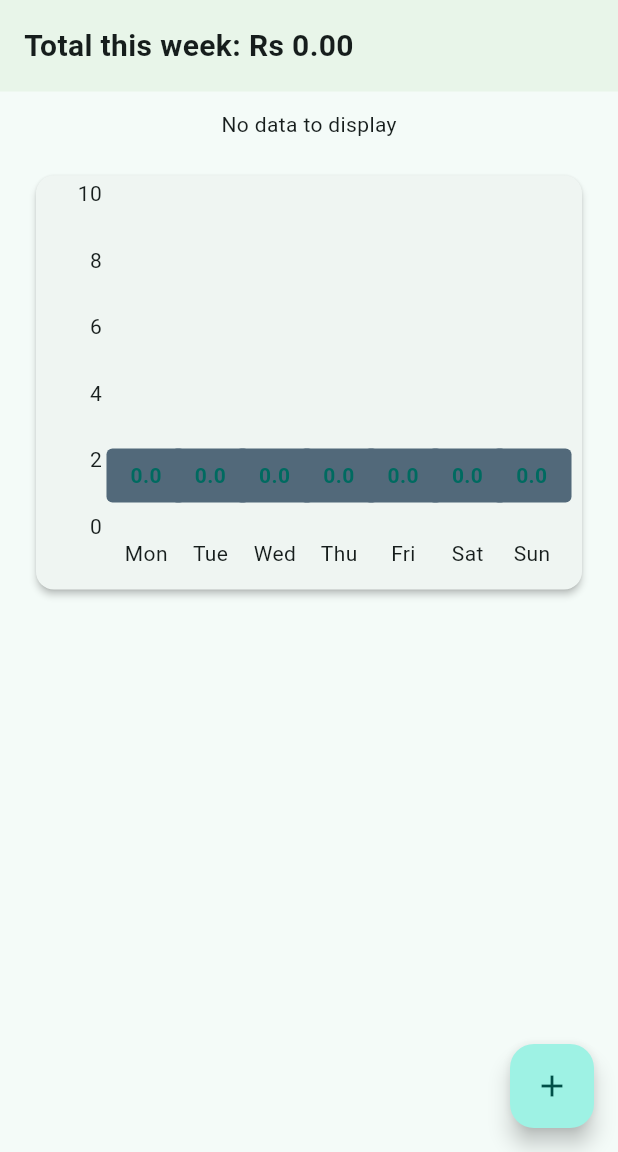
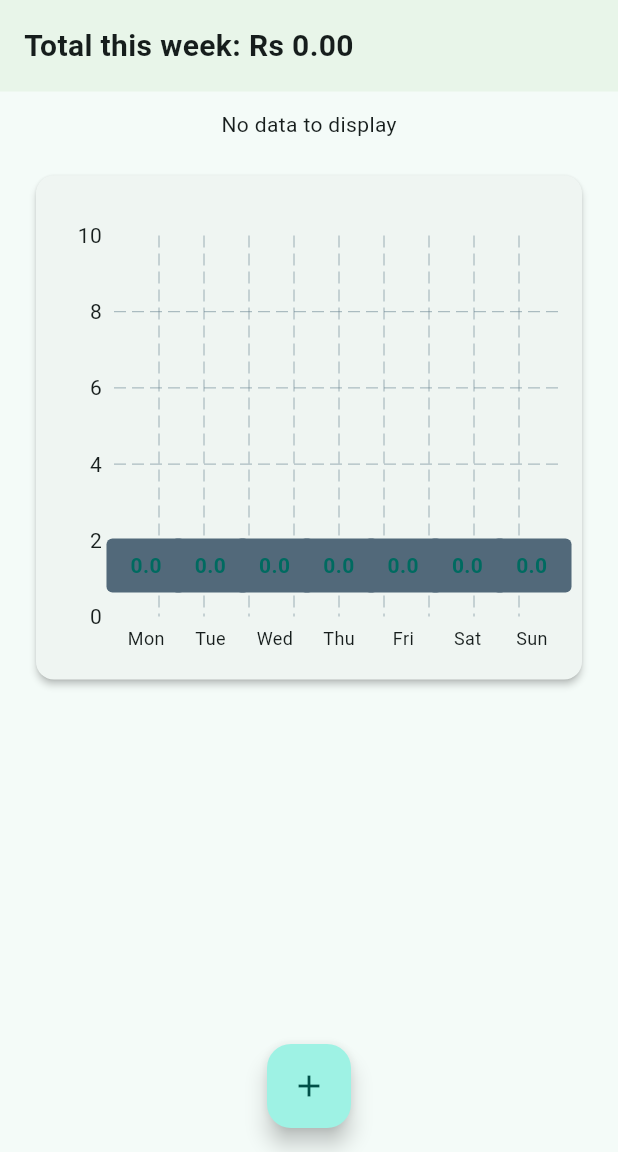
Before and after one commit to Kalana-S/Expense-Tracker-App, a Flutter app: the screen it shows after launch, on a phone screen of 412 x 824 dp, the part 84-1236 px from its top. Run offline on Flutter 3.47's test engine with Material 3 defaults, Android fonts, the phone set to English and light mode, and no system bars; drawn by our look-alikes of fl_chart; our stand-ins replace hive, hive_flutter; accounts and stored records are empty.

Commit message:
Updated code

```diff
--- a/lib/main.dart
+++ b/lib/main.dart
@@ -1,23 +1,15 @@
 import 'package:flutter/material.dart';
 import 'package:hive_flutter/hive_flutter.dart';
-
 import 'models/expense_model.dart';
 import 'screens/home_screen.dart';
 import 'screens/add_expense_screen.dart';
+import 'screens/edit_expense_screen.dart';
 
 void main() async {
-  // Ensure Flutter binding
   WidgetsFlutterBinding.ensureInitialized();
-
-  // Initialize Hive
   await Hive.initFlutter();
-
-  // Register the Expense adapter
   Hive.registerAdapter(ExpenseAdapter());
-
-  // Open the expenses box
   await Hive.openBox<Expense>('expenses');
-
   runApp(const MyApp());
 }
 
@@ -37,6 +29,7 @@ class MyApp extends StatelessWidget {
       routes: {
         '/': (context) => const HomeScreen(),
         '/add-expense': (context) => const AddExpenseScreen(),
+        '/edit-expense': (context) => const EditExpenseScreen(),
       },
     );
   }
--- a/lib/models/expense_model.dart
+++ b/lib/models/expense_model.dart
@@ -28,6 +28,21 @@ class Expense {
     required this.category,
   });
 
-  // convenience getter to get weekday name (e.g. "Monday")
   String get weekday => DateFormat('EEEE').format(date);
+
+  Expense copyWith({
+    String? id,
+    String? title,
+    double? amount,
+    DateTime? date,
+    String? category,
+  }) {
+    return Expense(
+      id: id ?? this.id,
+      title: title ?? this.title,
+      amount: amount ?? this.amount,
+      date: date ?? this.date,
+      category: category ?? this.category,
+    );
+  }
 }
--- a/lib/widgets/expenses_bar_chart.dart
+++ b/lib/widgets/expenses_bar_chart.dart
@@ -13,7 +13,6 @@ class ExpensesBarChart extends StatelessWidget {
       return const Center(child: Text("No expenses to show"));
     }
 
-    // Group expenses by category
     final Map<String, double> categoryTotals = {};
 
     for (var expense in expenses) {
--- a/lib/widgets/expenses_daily_bar_chart.dart
+++ b/lib/widgets/expenses_daily_bar_chart.dart
@@ -7,7 +7,6 @@ class ExpensesDailyBarChart extends StatelessWidget {
   final List<Expense> expenses;
   const ExpensesDailyBarChart({super.key, required this.expenses});
 
-  // ordered weekday list starting with Monday
   static const List<String> weekdays = [
     'Monday',
     'Tuesday',
@@ -18,7 +17,6 @@ class ExpensesDailyBarChart extends StatelessWidget {
     'Sunday',
   ];
 
-  // group expenses by weekday (Monday..Sunday)
   Map<String, List<Expense>> _groupByWeekday() {
     final map = {for (var d in weekdays) d: <Expense>[]};
     for (var e in expenses) {
@@ -32,7 +30,6 @@ class ExpensesDailyBarChart extends StatelessWidget {
     return map;
   }
 
-  // get totals list in same order as weekdays
   List<double> _dailyTotals(Map<String, List<Expense>> grouped) {
     return weekdays.map((d) {
       final list = grouped[d] ?? [];
@@ -40,7 +37,6 @@ class ExpensesDailyBarChart extends StatelessWidget {
     }).toList();
   }
 
-  // helper to show bottom sheet with day details
   void _showDayDetails(BuildContext context, String day, List<Expense> list) {
     showModalBottomSheet(
       context: context,
@@ -87,31 +83,59 @@ class ExpensesDailyBarChart extends StatelessWidget {
   Widget build(BuildContext context) {
     final grouped = _groupByWeekday();
     final totals = _dailyTotals(grouped);
-    final maxY = (totals.isEmpty)
+
+    final maxY = totals.isEmpty
         ? 100.0
-        : (totals.reduce((a, b) => a > b ? a : b) * 1.2).clamp(
+        : (totals.reduce((a, b) => a > b ? a : b) * 1.4).clamp(
             10.0,
             double.infinity,
           );
 
+    List<Widget> _buildValueLabels() {
+      return List.generate(7, (i) {
+        final value = totals[i];
+        final text = value == 0 ? '' : value.toStringAsFixed(0);
+        return Expanded(
+          child: Center(
+            child: Text(
+              text,
+              style: const TextStyle(
+                fontSize: 12,
+                fontWeight: FontWeight.bold,
+                color: Colors.black87,
+              ),
+            ),
+          ),
+        );
+      });
+    }
+
     return SizedBox(
-      height: 300,
+      height: 360,
       child: Padding(
         padding: const EdgeInsets.symmetric(horizontal: 12.0, vertical: 8.0),
         child: Card(
           elevation: 2,
           child: Padding(
             padding: const EdgeInsets.all(12.0),
+            child: Column(
+              children: [
+                SizedBox(height: 20, child: Row(children: _buildValueLabels())),
+                const SizedBox(height: 8),
+
+                Expanded(
                   child: BarChart(
                     BarChartData(
+                      maxY: maxY,
                       alignment: BarChartAlignment.spaceAround,
-                maxY: maxY,
                       barTouchData: BarTouchData(
                         enabled: true,
                         touchCallback: (event, response) {
                           if (response == null || response.spot == null) return;
-                    final groupIndex = response.spot!.touchedBarGroupIndex;
-                    if (groupIndex < 0 || groupIndex >= weekdays.length) return;
+                          final groupIndex =
+                              response.spot!.touchedBarGroupIndex;
+                          if (groupIndex < 0 || groupIndex >= weekdays.length)
+                            return;
                           final day = weekdays[groupIndex];
                           final list = grouped[day] ?? [];
                           _showDayDetails(context, day, list);
@@ -119,25 +143,36 @@ class ExpensesDailyBarChart extends StatelessWidget {
                       ),
                       titlesData: FlTitlesData(
                         leftTitles: AxisTitles(
-                    sideTitles: SideTitles(showTitles: true, reservedSize: 40),
+                          sideTitles: SideTitles(
+                            showTitles: true,
+                            reservedSize: 40,
+                          ),
                         ),
                         bottomTitles: AxisTitles(
                           sideTitles: SideTitles(
                             showTitles: true,
+                            reservedSize: 30,
                             getTitlesWidget: (value, meta) {
                               final idx = value.toInt();
                               if (idx < 0 || idx >= weekdays.length)
                                 return const SizedBox.shrink();
-                        final short = weekdays[idx].substring(
-                          0,
-                          3,
-                        ); // Mon, Tue...
-                        return SideTitleWidget(
-                          child: Text(short),
-                          axisSide: meta.axisSide,
+                              const short = [
+                                "Mon",
+                                "Tue",
+                                "Wed",
+                                "Thu",
+                                "Fri",
+                                "Sat",
+                                "Sun",
+                              ];
+                              return Padding(
+                                padding: const EdgeInsets.only(top: 6.0),
+                                child: Text(
+                                  short[idx],
+                                  style: const TextStyle(fontSize: 12),
+                                ),
                               );
                             },
-                      reservedSize: 30,
                           ),
                         ),
                         topTitles: AxisTitles(
@@ -147,16 +182,17 @@ class ExpensesDailyBarChart extends StatelessWidget {
                           sideTitles: SideTitles(showTitles: false),
                         ),
                       ),
-                gridData: FlGridData(show: false),
+                      gridData: FlGridData(show: true),
                       borderData: FlBorderData(show: false),
-                barGroups: List.generate(weekdays.length, (i) {
+                      barGroups: List.generate(7, (index) {
+                        final value = totals[index];
                         return BarChartGroupData(
-                    x: i,
+                          x: index,
                           barRods: [
                             BarChartRodData(
-                        toY: totals[i],
-                        width: 18,
-                        borderRadius: BorderRadius.circular(4),
+                              toY: value,
+                              width: 20,
+                              borderRadius: BorderRadius.circular(6),
                               color: Theme.of(context).colorScheme.primary,
                             ),
                           ],
@@ -166,6 +202,9 @@ class ExpensesDailyBarChart extends StatelessWidget {
                     ),
                   ),
                 ),
+              ],
+            ),
+          ),
         ),
       ),
     );
--- a/lib/widgets/expenses_pie_chart.dart
+++ b/lib/widgets/expenses_pie_chart.dart
@@ -13,12 +13,9 @@ class ExpensesPieChart extends StatelessWidget {
       return const Center(child: Text("No data to display"));
     }
 
-    // Calculate total spending
     final total = expenses.fold(0.0, (sum, e) => sum + e.amount);
 
-    // Group by category
     final Map<String, double> categoryTotals = {};
-
     for (var expense in expenses) {
       categoryTotals.update(
         expense.category,
@@ -27,21 +24,38 @@ class ExpensesPieChart extends StatelessWidget {
       );
     }
 
-    return SizedBox(
-      height: 250,
+    final colors = [
+      Colors.blue,
+      Colors.red,
+      Colors.green,
+      Colors.orange,
+      Colors.purple,
+      Colors.teal,
+    ];
+
+    int colorIndex = 0;
+
+    return Column(
+      children: [
+        SizedBox(
+          height: 260,
           child: PieChart(
             PieChartData(
-          sectionsSpace: 2,
-          centerSpaceRadius: 45,
+              sectionsSpace: 3,
+              centerSpaceRadius: 40,
               sections: categoryTotals.entries.map((entry) {
                 final percentage = (entry.value / total) * 100;
 
+                final color = colors[colorIndex % colors.length];
+                colorIndex++;
+
                 return PieChartSectionData(
+                  color: color,
                   value: entry.value,
-              title: "${percentage.toStringAsFixed(1)}%",
                   radius: 60,
+                  title: "${entry.key}\n${percentage.toStringAsFixed(1)}%",
                   titleStyle: const TextStyle(
-                fontSize: 14,
+                    fontSize: 13,
                     fontWeight: FontWeight.bold,
                     color: Colors.white,
                   ),
@@ -49,6 +63,29 @@ class ExpensesPieChart extends StatelessWidget {
               }).toList(),
             ),
           ),
+        ),
+
+        const SizedBox(height: 10),
+
+        Wrap(
+          spacing: 12,
+          runSpacing: 6,
+          children: categoryTotals.entries.map((entry) {
+            final color =
+                colors[categoryTotals.keys.toList().indexOf(entry.key) %
+                    colors.length];
+
+            return Row(
+              mainAxisSize: MainAxisSize.min,
+              children: [
+                Container(width: 14, height: 14, color: color),
+                const SizedBox(width: 6),
+                Text(entry.key),
+              ],
+            );
+          }).toList(),
+        ),
+      ],
     );
   }
 }
```
Also changed, not shown: lib/db/expense_db.dart (+10 -7 lines), lib/screens/add_expense_screen.dart (+9 -5 lines), lib/screens/edit_expense_screen.dart (added, +97 -0 lines), lib/screens/home_screen.dart (+55 -6 lines), lib/models/expense_model.g.dart, lib/widgets/expense_tile.dart (deleted), 1 other file. Lines whose indentation alone changed are shown as unchanged.
